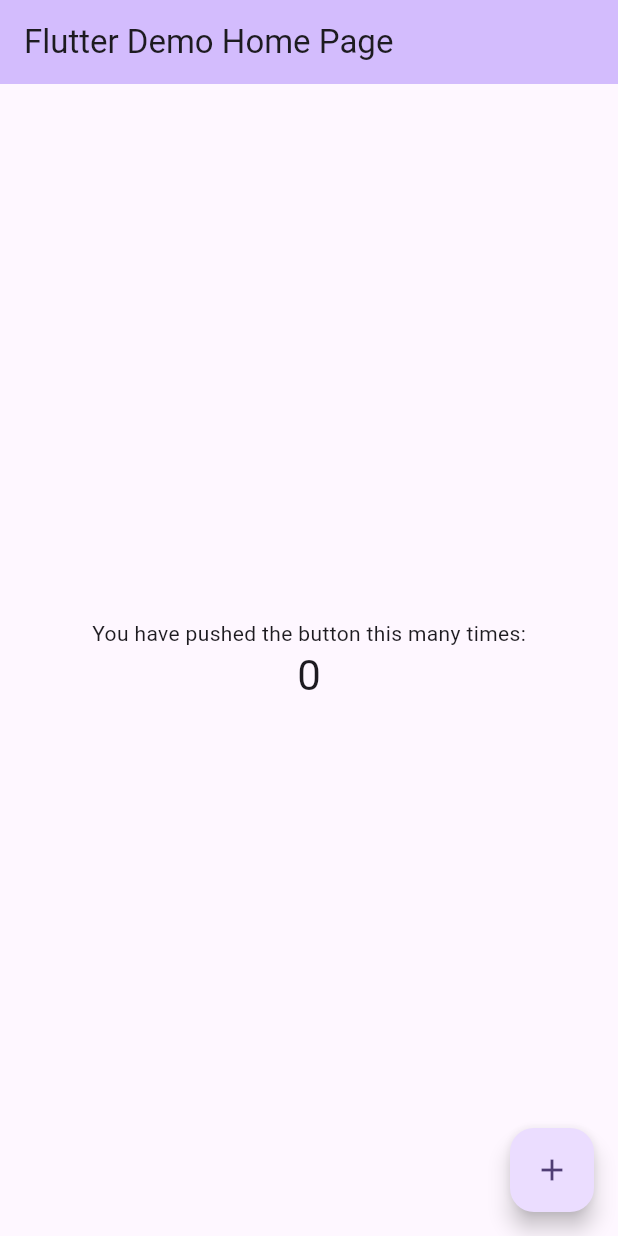
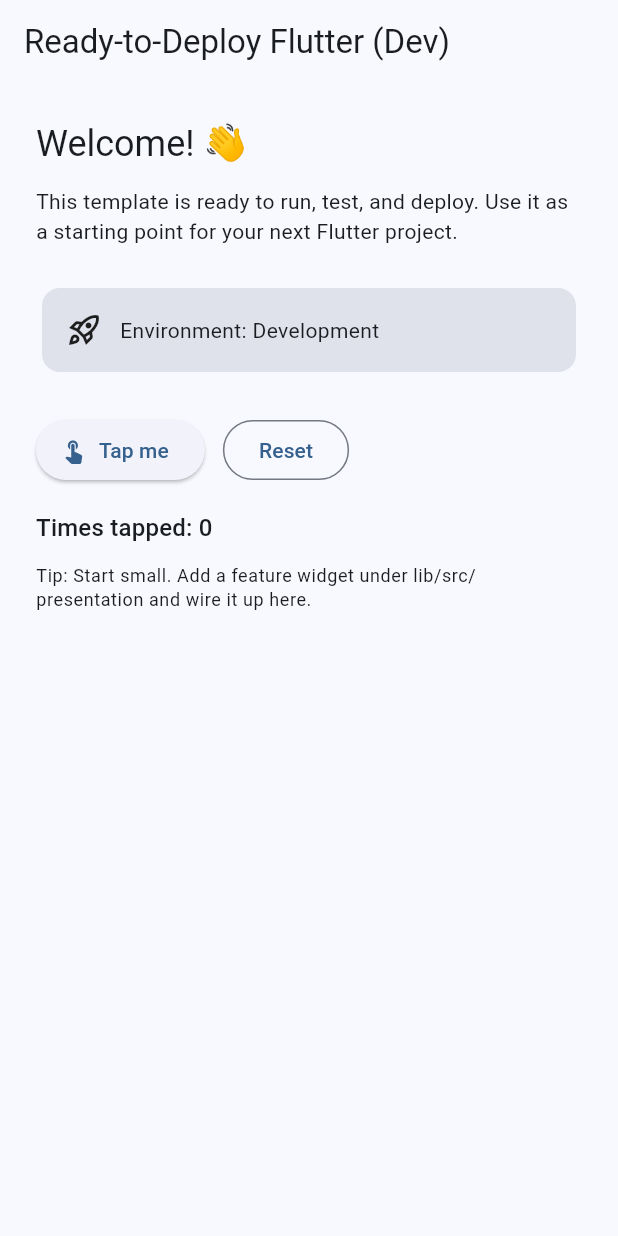
Before and after one commit to DoGyeong888/flutter, a Flutter app: the screen it shows after launch, on a phone screen of 412 x 824 dp. Run offline on Flutter 3.47's test engine with Material 3 defaults, Android fonts, the phone set to English and light mode, and no system bars.

Commit message:
chore: setup flutter template and ci

```diff
--- a/lib/main.dart
+++ b/lib/main.dart
@@ -1,122 +1,11 @@
 import 'package:flutter/material.dart';
 
+import 'src/app.dart';
+import 'src/config/app_config.dart';
+
 void main() {
-  runApp(const MyApp());
+  const environment = String.fromEnvironment('APP_ENV', defaultValue: 'dev');
+  const config = AppConfig.fromEnvironment(environment);
+
+  runApp(const MyApp(config: config));
 }
-
-class MyApp extends StatelessWidget {
-  const MyApp({super.key});
-
-  // This widget is the root of your application.
-  @override
-  Widget build(BuildContext context) {
-    return MaterialApp(
-      title: 'Flutter Demo',
-      theme: ThemeData(
-        // This is the theme of your application.
-        //
-        // TRY THIS: Try running your application with "flutter run". You'll see
-        // the application has a purple toolbar. Then, without quitting the app,
-        // try changing the seedColor in the colorScheme below to Colors.green
-        // and then invoke "hot reload" (save your changes or press the "hot
-        // reload" button in a Flutter-supported IDE, or press "r" if you used
-        // the command line to start the app).
-        //
-        // Notice that the counter didn't reset back to zero; the application
-        // state is not lost during the reload. To reset the state, use hot
-        // restart instead.
-        //
-        // This works for code too, not just values: Most code changes can be
-        // tested with just a hot reload.
-        colorScheme: .fromSeed(seedColor: Colors.deepPurple),
-      ),
-      home: const MyHomePage(title: 'Flutter Demo Home Page'),
-    );
-  }
-}
-
-class MyHomePage extends StatefulWidget {
-  const MyHomePage({super.key, required this.title});
-
-  // This widget is the home page of your application. It is stateful, meaning
-  // that it has a State object (defined below) that contains fields that affect
-  // how it looks.
-
-  // This class is the configuration for the state. It holds the values (in this
-  // case the title) provided by the parent (in this case the App widget) and
-  // used by the build method of the State. Fields in a Widget subclass are
-  // always marked "final".
-
-  final String title;
-
-  @override
-  State<MyHomePage> createState() => _MyHomePageState();
-}
-
-class _MyHomePageState extends State<MyHomePage> {
-  int _counter = 0;
-
-  void _incrementCounter() {
-    setState(() {
-      // This call to setState tells the Flutter framework that something has
-      // changed in this State, which causes it to rerun the build method below
-      // so that the display can reflect the updated values. If we changed
-      // _counter without calling setState(), then the build method would not be
-      // called again, and so nothing would appear to happen.
-      _counter++;
-    });
-  }
-
-  @override
-  Widget build(BuildContext context) {
-    // This method is rerun every time setState is called, for instance as done
-    // by the _incrementCounter method above.
-    //
-    // The Flutter framework has been optimized to make rerunning build methods
-    // fast, so that you can just rebuild anything that needs updating rather
-    // than having to individually change instances of widgets.
-    return Scaffold(
-      appBar: AppBar(
-        // TRY THIS: Try changing the color here to a specific color (to
-        // Colors.amber, perhaps?) and trigger a hot reload to see the AppBar
-        // change color while the other colors stay the same.
-        backgroundColor: Theme.of(context).colorScheme.inversePrimary,
-        // Here we take the value from the MyHomePage object that was created by
-        // the App.build method, and use it to set our appbar title.
-        title: Text(widget.title),
-      ),
-      body: Center(
-        // Center is a layout widget. It takes a single child and positions it
-        // in the middle of the parent.
-        child: Column(
-          // Column is also a layout widget. It takes a list of children and
-          // arranges them vertically. By default, it sizes itself to fit its
-          // children horizontally, and tries to be as tall as its parent.
-          //
-          // Column has various properties to control how it sizes itself and
-          // how it positions its children. Here we use mainAxisAlignment to
-          // center the children vertically; the main axis here is the vertical
-          // axis because Columns are vertical (the cross axis would be
-          // horizontal).
-          //
-          // TRY THIS: Invoke "debug painting" (choose the "Toggle Debug Paint"
-          // action in the IDE, or press "p" in the console), to see the
-          // wireframe for each widget.
-          mainAxisAlignment: .center,
-          children: [
-            const Text('You have pushed the button this many times:'),
-            Text(
-              '$_counter',
-              style: Theme.of(context).textTheme.headlineMedium,
-            ),
-          ],
-        ),
-      ),
-      floatingActionButton: FloatingActionButton(
-        onPressed: _incrementCounter,
-        tooltip: 'Increment',
-        child: const Icon(Icons.add),
-      ),
-    );
-  }
-}
--- /dev/null
+++ b/lib/src/app.dart
@@ -0,0 +1,22 @@
+import 'package:flutter/material.dart';
+
+import 'config/app_config.dart';
+import 'presentation/home/home_screen.dart';
+
+class MyApp extends StatelessWidget {
+  const MyApp({super.key, required this.config});
+
+  final AppConfig config;
+
+  @override
+  Widget build(BuildContext context) {
+    return MaterialApp(
+      title: config.appTitle,
+      theme: ThemeData(
+        colorScheme: ColorScheme.fromSeed(seedColor: Colors.blue),
+        useMaterial3: true,
+      ),
+      home: HomeScreen(config: config),
+    );
+  }
+}
--- /dev/null
+++ b/lib/src/config/app_config.dart
@@ -0,0 +1,31 @@
+/// App-wide configuration values and helpers.
+///
+/// In larger apps this can be expanded to hold API endpoints, feature flags,
+/// or platform-specific toggles. Values are immutable to keep configuration
+/// predictable across environments.
+enum AppEnvironment { dev, prod }
+
+class AppConfig {
+  const AppConfig({required this.environment, required this.appTitle});
+
+  factory AppConfig.fromEnvironment(String environment) {
+    final normalized = environment.toLowerCase();
+    if (normalized == 'prod' || normalized == 'production') {
+      return const AppConfig(
+        environment: AppEnvironment.prod,
+        appTitle: 'Ready-to-Deploy Flutter',
+      );
+    }
+
+    // Default to development for unknown values to keep local builds safe.
+    return const AppConfig(
+      environment: AppEnvironment.dev,
+      appTitle: 'Ready-to-Deploy Flutter (Dev)',
+    );
+  }
+
+  final AppEnvironment environment;
+  final String appTitle;
+
+  bool get isProd => environment == AppEnvironment.prod;
+}
--- /dev/null
+++ b/lib/src/domain/utils/text_utils.dart
@@ -0,0 +1,10 @@
+/// Returns a friendly greeting for the provided name.
+///
+/// This function stays pure to keep it easily testable. Replace it with your
+/// own domain-specific helpers as you grow the project.
+String buildGreeting(String name) {
+  final trimmed = name.trim();
+  if (trimmed.isEmpty) return 'Hello there!';
+  final capitalized = trimmed[0].toUpperCase() + trimmed.substring(1);
+  return 'Hello, $capitalized!';
+}
--- /dev/null
+++ b/lib/src/presentation/home/home_screen.dart
@@ -0,0 +1,100 @@
+import 'package:flutter/material.dart';
+
+import '../../config/app_config.dart';
+
+/// Simple landing page that can be extended into real features.
+class HomeScreen extends StatefulWidget {
+  const HomeScreen({super.key, required this.config});
+
+  final AppConfig config;
+
+  @override
+  State<HomeScreen> createState() => _HomeScreenState();
+}
+
+class _HomeScreenState extends State<HomeScreen> {
+  int _counter = 0;
+
+  void _handlePrimaryAction() {
+    setState(() {
+      _counter++;
+    });
+  }
+
+  @override
+  Widget build(BuildContext context) {
+    return Scaffold(
+      appBar: AppBar(
+        title: Text(widget.config.appTitle),
+      ),
+      body: Padding(
+        padding: const EdgeInsets.all(24),
+        child: Column(
+          crossAxisAlignment: CrossAxisAlignment.start,
+          children: [
+            Text(
+              'Welcome! 👋',
+              style: Theme.of(context).textTheme.headlineSmall,
+            ),
+            const SizedBox(height: 12),
+            Text(
+              'This template is ready to run, test, and deploy. '
+              'Use it as a starting point for your next Flutter project.',
+              style: Theme.of(context).textTheme.bodyMedium,
+            ),
+            const SizedBox(height: 24),
+            Card(
+              elevation: 0,
+              color: Theme.of(context).colorScheme.surfaceVariant,
+              shape: RoundedRectangleBorder(
+                borderRadius: BorderRadius.circular(12),
+              ),
+              child: Padding(
+                padding: const EdgeInsets.all(16),
+                child: Row(
+                  children: [
+                    const Icon(Icons.rocket_launch_outlined),
+                    const SizedBox(width: 12),
+                    Expanded(
+                      child: Text(
+                        'Environment: '
+                        '${widget.config.isProd ? 'Production' : 'Development'}',
+                      ),
+                    ),
+                  ],
+                ),
+              ),
+            ),
+            const SizedBox(height: 24),
+            Wrap(
+              spacing: 12,
+              runSpacing: 12,
+              children: [
+                ElevatedButton.icon(
+                  onPressed: _handlePrimaryAction,
+                  icon: const Icon(Icons.touch_app),
+                  label: const Text('Tap me'),
+                ),
+                OutlinedButton(
+                  onPressed: () => setState(() => _counter = 0),
+                  child: const Text('Reset'),
+                ),
+              ],
+            ),
+            const SizedBox(height: 16),
+            Text(
+              'Times tapped: $_counter',
+              style: Theme.of(context).textTheme.titleMedium,
+            ),
+            const SizedBox(height: 12),
+            Text(
+              'Tip: Start small. Add a feature widget under lib/src/presentation '
+              'and wire it up here.',
+              style: Theme.of(context).textTheme.bodySmall,
+            ),
+          ],
+        ),
+      ),
+    );
+  }
+}
--- a/pubspec.yaml
+++ b/pubspec.yaml
@@ -1,5 +1,5 @@
-name: flutter_application_1
-description: "A new Flutter project."
+name: ready_flutter_template
+description: "A ready-to-deploy Flutter starter template."
 # The following line prevents the package from being accidentally published to
 # pub.dev using `flutter pub publish`. This is preferred for private packages.
 publish_to: 'none' # Remove this line if you wish to publish to pub.dev
```
Also changed, not shown: 6 other files.
